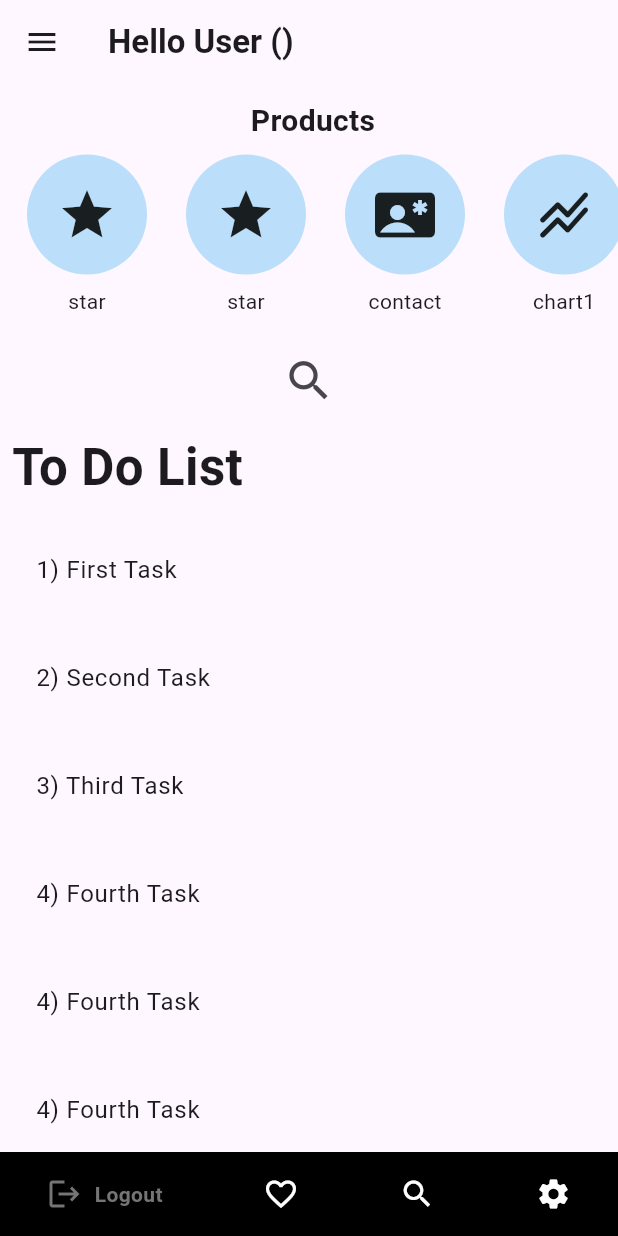
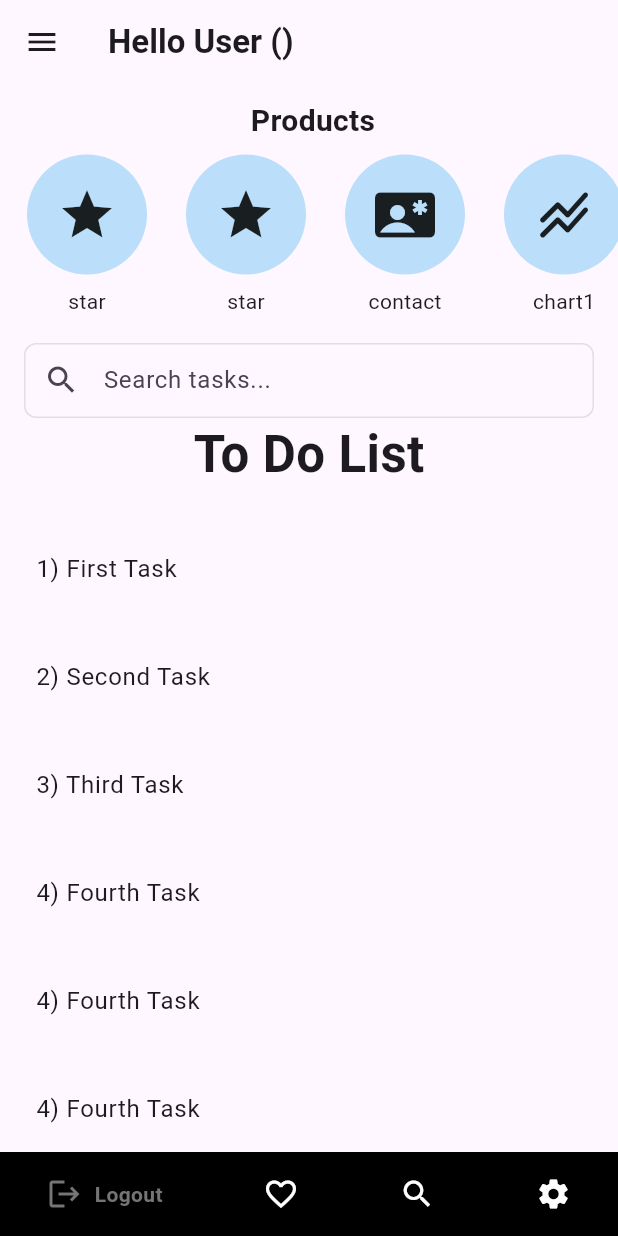
Before and after one commit to Aryan11m/inventoy_app_modules, a Flutter app: the MyHomePage screen opened by its route, on a phone screen of 412 x 824 dp. Run offline on Flutter 3.47's test engine with Material 3 defaults, Android fonts, the phone set to English and light mode, and no system bars; drawn by our look-alikes of google_nav_bar; our stand-ins replace get, hive, hive_flutter; accounts and stored records are empty.

Commit message:
Textfield searchbar

```diff
--- a/lib/page.dart
+++ b/lib/page.dart
@@ -18,6 +18,7 @@ class _MyHomePageState extends State<MyHomePage> {
   final SearchController controller = SearchController();
   String userName = "";
   String userRole = "";
+  bool isSearching = false;
 
   int _selectedIndex = 0;
 
@@ -66,6 +67,15 @@ class _MyHomePageState extends State<MyHomePage> {
     });
   }
 
+  // List of items for search suggestions
+  final List<String> _searchItems = [
+    '1) First Task',
+    '2) Second Task',
+    '3) Third Task',
+    '4) Fourth Task',
+    '5) Fifth Task',
+  ];
+
   @override
   Widget build(BuildContext context) {
     return Scaffold(
@@ -74,14 +84,6 @@ class _MyHomePageState extends State<MyHomePage> {
           'Hello $userName ($userRole)',
           style: const TextStyle(fontWeight: FontWeight.bold),
         ),
-        // actions: [
-        //   IconButton(
-        //     onPressed: () {
-        //       showSearch(context: context, delegate: MySearchDelegate());
-        //     },
-        //     icon: const Icon(Icons.search),
-        //   ),
-        // ],
         leading: Builder(
           builder: (context) {
             return IconButton(
@@ -140,25 +142,128 @@ class _MyHomePageState extends State<MyHomePage> {
             ),
           ),
           SizedBox(height: 10),
+
+          // Custom Search with Dropdown
+          Padding(
+            padding: const EdgeInsets.symmetric(horizontal: 16.0),
+            child: Column(
+              children: [
+                // Search Bar
+                Container(
+                  decoration: BoxDecoration(
+                    borderRadius: BorderRadius.circular(8),
+                    border: Border.all(color: Colors.grey.shade300),
+                  ),
+                  child: TextField(
+                    controller: controller,
+                    decoration: InputDecoration(
+                      hintText: 'Search tasks...',
+                      prefixIcon: const Icon(Icons.search),
+                      border: InputBorder.none,
+                      contentPadding: const EdgeInsets.symmetric(vertical: 12),
+                    ),
+                    onChanged: (value) {
+                      setState(() {
+                        isSearching = value.isNotEmpty;
+                      });
+                    },
+                    onSubmitted: (value) {
+                      if (_searchItems.any(
+                        (item) =>
+                            item.toLowerCase().contains(value.toLowerCase()),
+                      )) {
+                        setState(() {
+                          // Keep only the matched item selected
+                          ScaffoldMessenger.of(context).showSnackBar(
+                            SnackBar(content: Text('Selected: $value')),
+                          );
+                          isSearching = false;
+                        });
+                      }
+                      // Hide dropdown after submission
+                      // setState(() {
+                      //   isSearching = false;
+                      // });
+                    },
+                  ),
+                ),
+
+                // Dropdown Menu (only visible when searching)
+                if (isSearching)
+                  Container(
+                    decoration: BoxDecoration(
+                      color: Colors.white,
+                      borderRadius: BorderRadius.circular(8),
+                      boxShadow: [
+                        BoxShadow(
+                          color: Colors.grey.withOpacity(0.3),
+                          spreadRadius: 1,
+                          blurRadius: 5,
+                          offset: const Offset(0, 3),
+                        ),
+                      ],
+                    ),
+                    constraints: const BoxConstraints(maxHeight: 200),
+                    width: double.infinity,
+                    child: ListView(
+                      shrinkWrap: true,
+                      padding: EdgeInsets.zero,
+                      children:
+                          _searchItems
+                              .where(
+                                (item) => item.toLowerCase().contains(
+                                  controller.text.toLowerCase(),
+                                ),
+                              )
+                              .map(
+                                (item) => ListTile(
+                                  title: Text(item),
+                                  // leading: const Icon(Icons.task),
+                                  onTap: () {
+                                    setState(() {
+                                      controller.text = item;
+                                      isSearching = false;
+                                    });
+                                    ScaffoldMessenger.of(context).showSnackBar(
+                                      SnackBar(
+                                        content: Text('Selected: $item'),
+                                      ),
+                                    );
+                                  },
+                                ),
+                              )
+                              .toList(),
+                    ),
+                  ),
+              ],
+            ),
+          ),
+
+          // Display selected item if any
+          if (controller.text.isNotEmpty && !isSearching)
+            Padding(
+              padding: const EdgeInsets.all(8.0),
+              child: Text(
+                'Selected: ${controller.text}',
+                style: const TextStyle(fontWeight: FontWeight.bold),
+              ),
+            ),
+
+          Text(
+            "To Do List",
+            style: TextStyle(fontSize: 34, fontWeight: FontWeight.bold),
+          ),
+
           Flexible(
             child: ListView(
               scrollDirection: Axis.vertical,
-
               children: [
-                IconButton(
-                  onPressed: () {
-                    showSearch(context: context, delegate: MySearchDelegate());
-                  },
-                  icon: const Icon(Icons.search),
-                  iconSize: 35,
-                ),
-
                 Padding(
                   padding: const EdgeInsets.all(8.0),
-                  child: Text(
-                    "To Do List",
-                    style: TextStyle(fontSize: 34, fontWeight: FontWeight.bold),
-                  ),
+                  // child: Text(
+                  //   "To Do List",
+                  //   style: TextStyle(fontSize: 34, fontWeight: FontWeight.bold),
+                  // ),
                 ),
                 Padding(
                   padding: const EdgeInsets.all(8.0),
@@ -207,50 +312,6 @@ class _MyHomePageState extends State<MyHomePage> {
               ],
             ),
           ),
-
-          // SizedBox(
-          //   height: height * 0.65,
-          //   child: ListView(
-          //     scrollDirection: Axis.vertical,
-          //     children: [
-          //       ReusableCircleCard(
-          //         icon: Icons.shopping_cart,
-          //         label: 'Product',
-          //         pageToNavigate: StarPage(),
-          //       ),
-          //       SizedBox(width: 10),
-          //       ReusableCircleCard(
-          //         icon: Icons.star,
-          //         label: 'star',
-          //         pageToNavigate: StarPage(),
-          //       ),
-          //       SizedBox(width: 10),
-          //       ReusableCircleCard(
-          //         icon: Icons.star,
-          //         label: 'star',
-          //         pageToNavigate: StarPage(),
-          //       ),
-          //       SizedBox(width: 10),
-          //       ReusableCircleCard(
-          //         icon: Icons.contact_emergency,
-          //         label: 'contact',
-          //         pageToNavigate: StarPage(),
-          //       ),
-          //       SizedBox(width: 10),
-          //       ReusableCircleCard(
-          //         icon: Icons.stacked_line_chart_rounded,
-          //         label: 'chart1',
-          //         pageToNavigate: StarPage(),
-          //       ),
-          //       SizedBox(width: 10),
-          //       ReusableCircleCard(
-          //         icon: Icons.stacked_line_chart_rounded,
-          //         label: 'chart2',
-          //         pageToNavigate: StarPage(),
-          //       ),
-          //     ],
-          //   ),
-          // ),
         ],
       ),
 
@@ -338,216 +399,3 @@ class _MyHomePageState extends State<MyHomePage> {
     );
   }
 }
-
-// class MySearchDelegate extends SearchDelegate {
-//   List<String> searchResults = [
-//     'Product 1',
-//     'Product 2',
-//     'Product 3',
-//     'Product 4',
-//     'Product 5',
-//   ];
-//   @override
-//   Widget? buildLeading(BuildContext context) => IconButton(
-//     onPressed: () => close(context, null),
-//     icon: const Icon(Icons.arrow_back),
-//   );
-
-//   @override
-//   List<Widget>? buildActions(BuildContext context) => [
-//     IconButton(
-//       icon: const Icon(Icons.clear),
-//       onPressed: () {
-//         if (query.isEmpty) {
-//           close(context, null);
-//         } else {
-//           query = '';
-//         }
-//       },
-//     ),
-//   ];
-
-//   @override
-//   Widget buildResults(BuildContext context) => Center(
-//     child: Text(
-//       query,
-//       style: const TextStyle(fontSize: 64, fontWeight: FontWeight.bold),
-//     ),
-//   );
-
-//   @override
-//   Widget buildSuggestions(BuildContext context) {
-//     List<String> suggestions =
-//         searchResults.where((searchResult) {
-//           final result = searchResult.toLowerCase();
-//           final input = query.toLowerCase();
-
-//           return result.contains(input);
-//         }).toList();
-
-//     return ListView.builder(
-//       itemCount: suggestions.length,
-//       itemBuilder: (context, index) {
-//         final suggestion = suggestions[index];
-
-//         return ListTile(
-//           title: Text(suggestion),
-//           onTap: () {
-//             query = suggestion;
-
-//             showResults(context);
-//           },
-//         );
-//       },
-//     );
-//   }
-// }
-class MySearchDelegate extends SearchDelegate {
-  List<String> searchResults = [
-    '1) First Task',
-    '2) Second Task',
-    '3) Third Task',
-    '4) Fourth Task',
-    '5) Fifth Task',
-  ];
-
-  @override
-  Widget? buildLeading(BuildContext context) => IconButton(
-    onPressed: () => close(context, null),
-    icon: const Icon(Icons.arrow_back),
-  );
-
-  @override
-  List<Widget>? buildActions(BuildContext context) => [
-    IconButton(
-      icon: const Icon(Icons.clear),
-      onPressed: () {
-        if (query.isEmpty) {
-          close(context, null);
-        } else {
-          query = '';
-        }
-      },
-    ),
-  ];
-
-  @override
-  Widget buildResults(BuildContext context) {
-    // Check if the query exactly matches any result
-    bool exactMatch = searchResults.any(
-      (result) => result.toLowerCase() == query.toLowerCase(),
-    );
-
-    // If there's no exact match, show "No results found"
-    if (!exactMatch) {
-      return Center(
-        child: Column(
-          mainAxisAlignment: MainAxisAlignment.center,
-          children: [
-            const Icon(Icons.search_off, size: 64, color: Colors.grey),
-            const SizedBox(height: 16),
-            Text(
-              'No results found for "$query"',
-              style: const TextStyle(
-                fontSize: 20,
-                fontWeight: FontWeight.w500,
-                color: Colors.grey,
-              ),
-            ),
-            const SizedBox(height: 8),
-            const Text(
-              'Try searching from available suggestions',
-              style: TextStyle(fontSize: 16, color: Colors.grey),
-            ),
-          ],
-        ),
-      );
-    }
-
-    // If we have an exact match, show the result
-    return Center(
-      child: Column(
-        mainAxisAlignment: MainAxisAlignment.center,
-        children: [
-          const Icon(Icons.check_circle_outline, size: 64, color: Colors.green),
-          const SizedBox(height: 16),
-          Text(
-            query,
-            style: const TextStyle(fontSize: 32, fontWeight: FontWeight.bold),
-          ),
-          const SizedBox(height: 8),
-          const Text(
-            'Product found!',
-            style: TextStyle(fontSize: 20, color: Colors.green),
-          ),
-        ],
-      ),
-    );
-  }
-
-  @override
-  Widget buildSuggestions(BuildContext context) {
-    List<String> suggestions =
-        searchResults.where((searchResult) {
-          final result = searchResult.toLowerCase();
-          final input = query.toLowerCase();
-          return result.contains(input);
-        }).toList();
-
-    // Show "No suggestions found" when there are no matching suggestions
-    if (suggestions.isEmpty) {
-      return Center(
-        child: Column(
-          mainAxisAlignment: MainAxisAlignment.center,
-          children: [
-            const Icon(Icons.search_off, size: 64, color: Colors.grey),
-            const SizedBox(height: 16),
-            Text(
-              'No suggestions found for "$query"',
-              style: const TextStyle(
-                fontSize: 20,
-                fontWeight: FontWeight.w500,
-                color: Colors.grey,
-              ),
-            ),
-          ],
-        ),
-      );
-    }
-
-    // Show suggestions when we have matches
-    return ListView.builder(
-      itemCount: suggestions.length,
-      itemBuilder: (context, index) {
-        final suggestion = suggestions[index];
-
-        return ListTile(
-          leading: const Icon(Icons.search),
-          title: Text(suggestion),
-          onTap: () {
-            query = suggestion;
-            showResults(context);
-          },
-        );
-      },
-    );
-  }
-
-  // Override this method to handle search submission
-  @override
-  void showResults(BuildContext context) {
-    // Check if the exact query matches any of our items before showing results
-    bool hasMatch = searchResults.any(
-      (result) => result.toLowerCase() == query.toLowerCase(),
-    );
-
-    // Only allow proceeding to results if there's an exact match
-    if (hasMatch) {
-      super.showResults(context);
-    } else {
-      // If not an exact match, we still show results screen but it will
-      // display "No results found" as implemented in buildResults
-      super.showResults(context);
-    }
-  }
-}
--- a/pubspec.yaml
+++ b/pubspec.yaml
@@ -39,6 +39,7 @@ dependencies:
   hive:
   hive_flutter:
   path_provider:
+  dropdown_button2:
 
 
 
```
Also changed, not shown: pubspec.lock.
